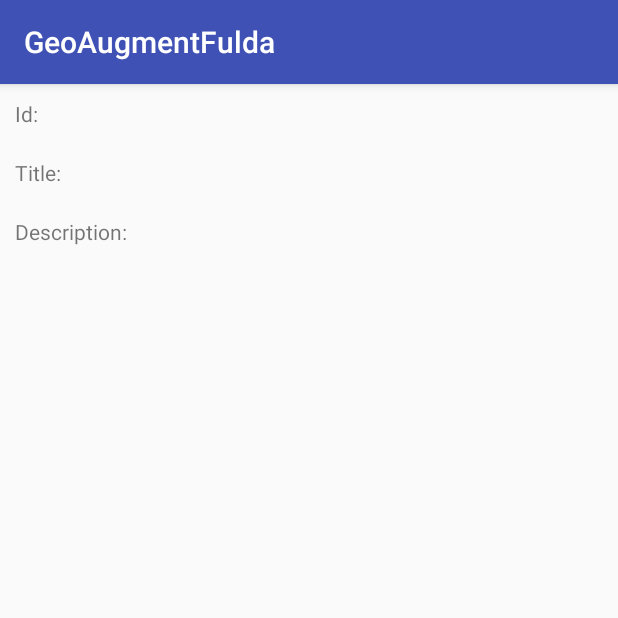
After one commit to intesar-gist/ARMobileApp, an Android app: the PointerDetailsActivity screen opened directly, with no data from a screen before it, on a phone screen of 412 x 824 dp, the top half of it. The commit adds this screen. Run offline under Robolectric (Android 15) with nearby library versions, the phone set to English and light mode, and no system bars; 3 statements that could not run were skipped.

Commit message:
added android activity so that JS SDK can call and invoke android activity

```diff
--- /dev/null
+++ b/app/src/main/java/fulda/hs/com/geoaugmentfulda/PointerDetailsActivity.java
@@ -0,0 +1,28 @@
+package fulda.hs.com.geoaugmentfulda;
+
+import android.os.Bundle;
+import android.support.v7.app.AppCompatActivity;
+import android.widget.TextView;
+
+public class PointerDetailsActivity extends AppCompatActivity {
+
+    public static final String POINTER_ID = "id";
+    public static final String POINTER_TITLE = "title";
+    public static final String POINTER_DESCRIPTION = "description";
+
+    @Override
+    protected void onCreate(Bundle savedInstanceState) {
+        super.onCreate(savedInstanceState);
+        setContentView(R.layout.activity_pointer_details_final);
+
+        ((TextView)findViewById(R.id.pointer_id)).setText(  getIntent().getExtras().getString(POINTER_ID) );
+        ((TextView)findViewById(R.id.pointer_title)).setText( getIntent().getExtras().getString(POINTER_TITLE) );
+        ((TextView)findViewById(R.id.pointer_description)).setText(  getIntent().getExtras().getString(POINTER_DESCRIPTION) );
+    }
+
+    @Override
+    protected void onResume() {
+        super.onResume();
+
+    }
+}
--- /dev/null
+++ b/app/src/main/res/layout/activity_pointer_details_final.xml
@@ -0,0 +1,23 @@
+<LinearLayout xmlns:android="http://schemas.android.com/apk/res/android"
+    xmlns:tools="http://schemas.android.com/tools"
+    android:layout_width="match_parent"
+    android:layout_height="match_parent"
+    android:orientation="vertical"
+    tools:context=".PointerDetailsActivity" >
+
+    <LinearLayout android:orientation="horizontal" android:layout_width="match_parent" android:layout_height="wrap_content" android:padding="10dip">
+        <TextView android:layout_width="fill_parent" android:layout_height="wrap_content" android:layout_weight="1" android:text="@string/pointer_id" />
+        <TextView android:layout_width="fill_parent" android:layout_height="wrap_content" android:layout_weight="1" android:id="@+id/pointer_id"/>
+    </LinearLayout>
+
+    <LinearLayout android:orientation="horizontal" android:layout_width="match_parent" android:layout_height="wrap_content" android:padding="10dip">
+        <TextView android:layout_width="fill_parent" android:layout_height="wrap_content" android:layout_weight="1" android:text="@string/pointer_title" />
+        <TextView android:layout_width="fill_parent" android:layout_height="wrap_content" android:layout_weight="1" android:id="@+id/pointer_title"/>
+    </LinearLayout>
+
+    <LinearLayout android:orientation="horizontal" android:layout_width="match_parent" android:layout_height="wrap_content" android:padding="10dip">
+        <TextView android:layout_width="fill_parent" android:layout_height="wrap_content" android:layout_weight="1" android:text="@string/pointer_description" />
+        <TextView android:layout_width="fill_parent" android:layout_height="wrap_content" android:layout_weight="1" android:id="@+id/pointer_description"/>
+    </LinearLayout>
+
+</LinearLayout>
--- /dev/null
+++ b/app/src/main/res/values/dimens.xml
@@ -0,0 +1,3 @@
+<resources>
+    <dimen name="fab_margin">16dp</dimen>
+</resources>
--- a/app/src/main/res/values/strings.xml
+++ b/app/src/main/res/values/strings.xml
@@ -1,3 +1,9 @@
 <resources>
     <string name="app_name">GeoAugmentFulda</string>
+    <string name="title_activity_pointer_details">Pointer Details</string>
+
+    <string name="pointer_id">Id: </string>
+    <string name="pointer_title">Title: </string>
+    <string name="pointer_description">Description: </string>
+
 </resources>
```
Also changed, not shown: app/build.gradle (+5 -2 lines), app/src/main/AndroidManifest.xml (+22 -6 lines), app/src/main/java/fulda/hs/com/geoaugmentfulda/MainActivity.java (+50 -5 lines), app/src/main/res/values/styles.xml (+9 -0 lines), 2 other files.
